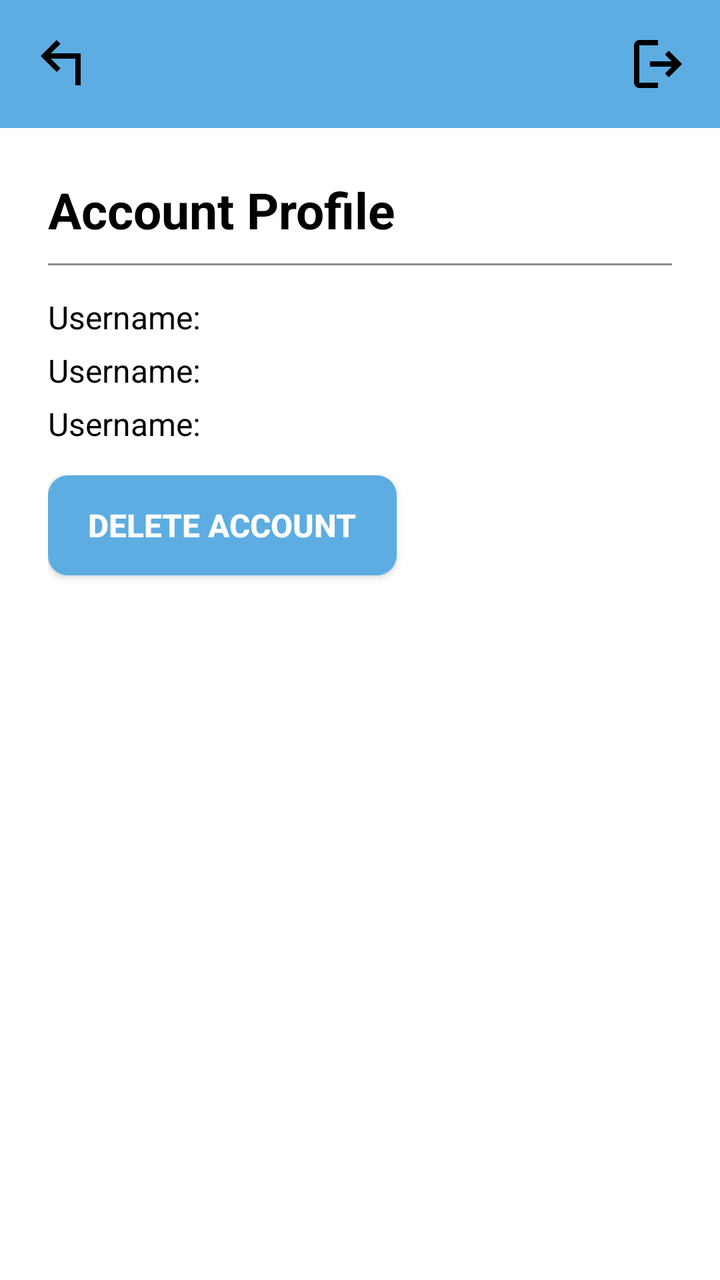
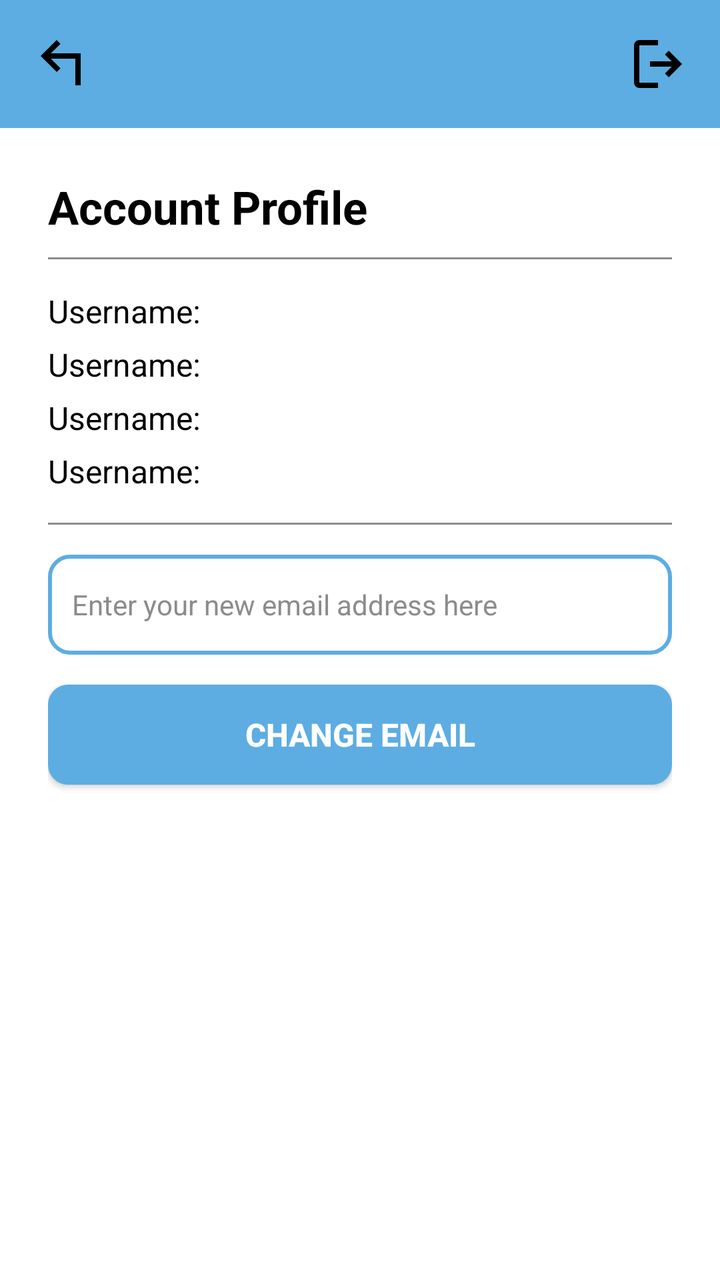

The first picture is an Android layout as it rendered before a commit; the second is the same layout after the commit. The layout source and the unified diff follow.
<!-- AndroidManifest.xml: application theme Theme.CodePalV2 -->
<!-- res/layout/activity_profile.xml -->
<?xml version="1.0" encoding="utf-8"?>
<LinearLayout xmlns:android="http://schemas.android.com/apk/res/android"
    xmlns:app="http://schemas.android.com/apk/res-auto"
    xmlns:tools="http://schemas.android.com/tools"
    android:id="@+id/main"
    android:layout_width="match_parent"
    android:layout_height="match_parent"
    android:background="@color/white"
    android:orientation="vertical"
    tools:context=".ProfileActivity">

    <LinearLayout
        android:layout_width="match_parent"
        android:layout_height="?attr/actionBarSize"
        android:orientation="horizontal"
        android:background="@color/primaryColor"
        android:gravity="center_vertical">

        <ImageView
            android:id="@+id/back"
            android:layout_width="32dp"
            android:layout_height="32dp"
            android:src="@drawable/outline_arrow_top_left_24"
            android:contentDescription="@string/app_name"
            android:layout_marginStart="15dp"/>

        <View
            android:layout_width="0dp"
            android:layout_height="0dp"
            android:layout_weight="1"
            />

        <ImageView
            android:id="@+id/logout"
            android:layout_width="32dp"
            android:layout_height="32dp"
            android:src="@drawable/outline_logout_24"
            android:contentDescription="@string/logout_desc"
            android:layout_marginEnd="15dp"/>
    </LinearLayout>

    <LinearLayout
        android:layout_width="match_parent"
        android:layout_height="match_parent"
        android:orientation="vertical"
        android:padding="24dp"
        >

        <TextView
            android:layout_width="match_parent"
            android:layout_height="wrap_content"
            android:text="Account Profile"
            android:textSize="25sp"
            android:textColor="@color/black"
            android:textStyle="bold"
            android:layout_marginBottom="10dp"
            />

        <View
            android:layout_width="match_parent"
            android:layout_height="1dp"
            android:background="@color/gray"
            android:layout_marginBottom="15dp"
            />

        <TextView
            android:id="@+id/username"
            android:layout_width="match_parent"
            android:layout_height="wrap_content"
            android:text="Username:"
            android:textSize="16sp"
            android:textColor="@color/black"
            android:textStyle="normal"
            android:layout_marginBottom="5dp"
            />
        <TextView
            android:id="@+id/date"
            android:layout_width="match_parent"
            android:layout_height="wrap_content"
            android:text="Username:"
            android:textSize="16sp"
            android:textColor="@color/black"
            android:textStyle="normal"
            android:layout_marginBottom="5dp"
            />
        <TextView
            android:id="@+id/note"
            android:layout_width="match_parent"
            android:layout_height="wrap_content"
            android:text="Username:"
            android:textSize="16sp"
            android:textColor="@color/black"
            android:textStyle="normal"
            />


        <androidx.appcompat.widget.AppCompatButton
            android:id="@+id/deleteBtn"
            android:layout_width="wrap_content"
            android:layout_height="50dp"
            android:text="@string/delete_account"
            android:textAllCaps="true"
            android:textSize="16sp"
            android:textColor="@color/white"
            android:textStyle="bold"
            android:background="@drawable/codepal_button"
            android:layout_marginTop="15dp"
            android:paddingStart="20dp"
            android:paddingEnd="20dp"
            />

    </LinearLayout>

</LinearLayout>
<!-- resources referenced by this layout -->
<resources>
  <color name="black">#FF000000</color>
  <color name="gray">#8c8c8c</color>
  <color name="primaryColor">#5DADE2</color>
  <color name="white">#FFFFFFFF</color>
  <!-- drawable codepal_button (drawable) -->
  <?xml version="1.0" encoding="utf-8"?>
  <shape xmlns:android="http://schemas.android.com/apk/res/android"
      android:shape="rectangle">
  
      <solid android:color="@color/primaryColor" />
      <corners android:radius="10dp" />
  
  </shape>
  <!-- drawable outline_arrow_top_left_24 (drawable) -->
  <vector xmlns:android="http://schemas.android.com/apk/res/android" android:height="24dp" android:tint="#000000" android:viewportHeight="960" android:viewportWidth="960" android:width="24dp">
        
      <path android:fillColor="@android:color/white" android:pathData="M680,800L680,400L313,400L457,544L401,601L160,360L400,120L457,177L313,320L760,320L760,800L680,800Z"/>
      
  </vector>
  <!-- drawable outline_logout_24 (drawable) -->
  <vector xmlns:android="http://schemas.android.com/apk/res/android" android:autoMirrored="true" android:height="24dp" android:tint="#000000" android:viewportHeight="960" android:viewportWidth="960" android:width="24dp">
        
      <path android:fillColor="@android:color/white" android:pathData="M200,840Q167,840 143.5,816.5Q120,793 120,760L120,200Q120,167 143.5,143.5Q167,120 200,120L480,120L480,200L200,200Q200,200 200,200Q200,200 200,200L200,760Q200,760 200,760Q200,760 200,760L480,760L480,840L200,840ZM640,680L585,622L687,520L360,520L360,440L687,440L585,338L640,280L840,480L640,680Z"/>
      
  </vector>
  <string name="app_name">CodePal</string>
  <string name="delete_account">Delete Account</string>
  <string name="logout_desc">Logout</string>
  <style name="Theme.CodePalV2" parent="Base.Theme.CodePalV2" />
  <style name="Base.Theme.CodePalV2" parent="Theme.Material3.DayNight.NoActionBar">
          
          
      </style>
</resources>

<!-- the commit's change to res/layout/activity_profile.xml (unified diff, before → after) -->
@@ -49,8 +49,8 @@
         <TextView
             android:layout_width="match_parent"
             android:layout_height="wrap_content"
-            android:text="Account Profile"
-            android:textSize="25sp"
+            android:text="@string/account_profile"
+            android:textSize="23sp"
             android:textColor="@color/black"
             android:textStyle="bold"
             android:layout_marginBottom="10dp"
@@ -65,6 +65,16 @@
 
         <TextView
             android:id="@+id/username"
+            android:layout_width="match_parent"
+            android:layout_height="wrap_content"
+            android:text="Username:"
+            android:textSize="16sp"
+            android:textColor="@color/black"
+            android:textStyle="normal"
+            android:layout_marginBottom="5dp"
+            />
+        <TextView
+            android:id="@+id/email"
             android:layout_width="match_parent"
             android:layout_height="wrap_content"
             android:text="Username:"
@@ -93,20 +103,39 @@
             android:textStyle="normal"
             />
 
+        <View
+            android:layout_width="match_parent"
+            android:layout_height="1dp"
+            android:background="@color/gray"
+            android:layout_marginBottom="15dp"
+            android:layout_marginTop="15dp"
+            />
+
+        <EditText
+            android:id="@+id/editEmail"
+            android:layout_width="match_parent"
+            android:layout_height="50dp"
+            android:autofillHints="emailAddress"
+            android:hint="@string/enter_your_new_email_address_here"
+            android:inputType="textEmailAddress"
+            android:textSize="14sp"
+            android:textColor="@color/black"
+            android:textColorHint="@color/gray"
+            android:background="@drawable/codepal_input"
+            android:padding="12dp"
+            />
 
         <androidx.appcompat.widget.AppCompatButton
-            android:id="@+id/deleteBtn"
-            android:layout_width="wrap_content"
+            android:id="@+id/btnSend"
+            android:layout_width="match_parent"
             android:layout_height="50dp"
-            android:text="@string/delete_account"
+            android:text="@string/change_email"
             android:textAllCaps="true"
             android:textSize="16sp"
             android:textColor="@color/white"
             android:textStyle="bold"
             android:background="@drawable/codepal_button"
             android:layout_marginTop="15dp"
-            android:paddingStart="20dp"
-            android:paddingEnd="20dp"
             />
 
     </LinearLayout>
<!-- resource entries referenced after the edit -->
@@ -13,6 +13,25 @@
       <corners android:radius="10dp" />
   
   </shape>
+  <!-- drawable codepal_input (drawable) -->
+  <?xml version="1.0" encoding="utf-8"?>
+  <shape xmlns:android="http://schemas.android.com/apk/res/android"
+      android:shape="rectangle">
+  
+      <solid android:color="#FFFFFF" />
+  
+      <stroke
+          android:width="2dp"
+          android:color="@color/primaryColor" />
+  
+      <corners android:radius="10dp" />
+  
+      <padding
+          android:left="12dp"
+          android:top="12dp"
+          android:right="12dp"
+          android:bottom="12dp" />
+  </shape>
   <!-- drawable outline_arrow_top_left_24 (drawable) -->
   <vector xmlns:android="http://schemas.android.com/apk/res/android" android:height="24dp" android:tint="#000000" android:viewportHeight="960" android:viewportWidth="960" android:width="24dp">
         
@@ -25,8 +44,10 @@
       <path android:fillColor="@android:color/white" android:pathData="M200,840Q167,840 143.5,816.5Q120,793 120,760L120,200Q120,167 143.5,143.5Q167,120 200,120L480,120L480,200L200,200Q200,200 200,200Q200,200 200,200L200,760Q200,760 200,760Q200,760 200,760L480,760L480,840L200,840ZM640,680L585,622L687,520L360,520L360,440L687,440L585,338L640,280L840,480L640,680Z"/>
       
   </vector>
+  <string name="account_profile">Account Profile</string>
   <string name="app_name">CodePal</string>
-  <string name="delete_account">Delete Account</string>
+  <string name="change_email">Change Email</string>
+  <string name="enter_your_new_email_address_here">Enter your new email address here</string>
   <string name="logout_desc">Logout</string>
   <style name="Theme.CodePalV2" parent="Base.Theme.CodePalV2" />
   <style name="Base.Theme.CodePalV2" parent="Theme.Material3.DayNight.NoActionBar">
